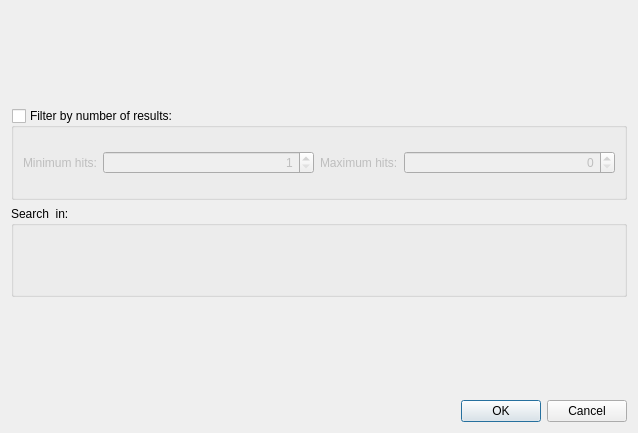
This is src/plugins/enzymes/src/FindEnzymesDialog.ui in violethaze74/ugene as Qt 5 draws it before an edit. The edited form follows.
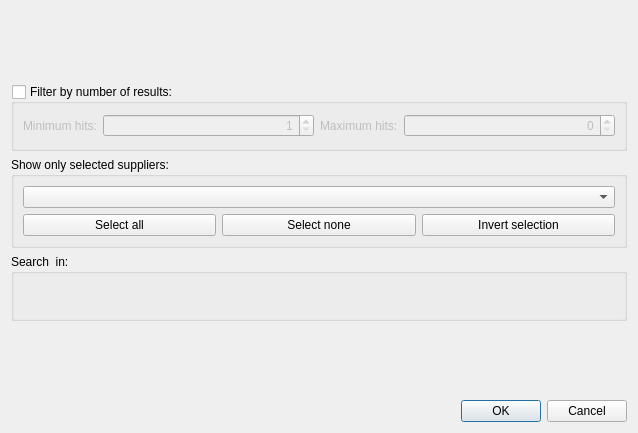
This is the edited form. Custom widgets are drawn as their Qt base class.

```diff
--- a/src/plugins/enzymes/src/FindEnzymesDialog.ui
+++ b/src/plugins/enzymes/src/FindEnzymesDialog.ui
@@ -112,6 +112,43 @@
      </layout>
     </widget>
    </item>
+   <item>
+    <widget class="QGroupBox" name="groupBox_2">
+     <property name="title">
+      <string>Show only selected suppliers:</string>
+     </property>
+     <layout class="QVBoxLayout" name="verticalLayout_2">
+      <item>
+       <widget class="U2::ComboBoxWithCheckBoxes" name="cbSuppliers"/>
+      </item>
+      <item>
+       <layout class="QHBoxLayout" name="horizontalLayout">
+        <item>
+         <widget class="QPushButton" name="pbSelectAll">
+          <property name="text">
+           <string>Select all</string>
+          </property>
+         </widget>
+        </item>
+        <item>
+         <widget class="QPushButton" name="pbSelectNone">
+          <property name="text">
+           <string>Select none</string>
+          </property>
+         </widget>
+        </item>
+        <item>
+         <widget class="QPushButton" name="pbInvertSelection">
+          <property name="text">
+           <string>Invert selection</string>
+          </property>
+         </widget>
+        </item>
+       </layout>
+      </item>
+     </layout>
+    </widget>
+   </item>
    <item>
     <widget class="QGroupBox" name="groupBox">
      <property name="title">
@@ -153,6 +190,13 @@
    </item>
   </layout>
  </widget>
+ <customwidgets>
+  <customwidget>
+   <class>U2::ComboBoxWithCheckBoxes</class>
+   <extends>QComboBox</extends>
+   <header location="global">U2Gui/ComboBoxWithCheckBoxes.h</header>
+  </customwidget>
+ </customwidgets>
  <resources/>
  <connections>
   <connection>
```
